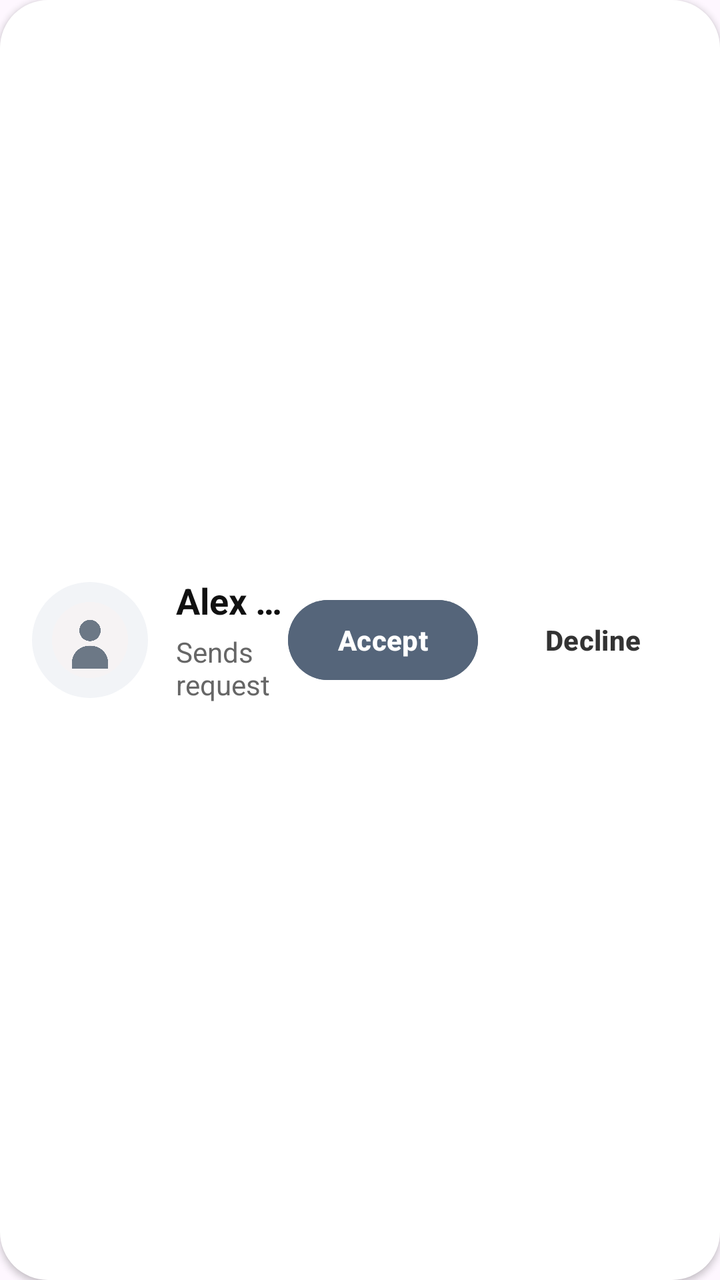
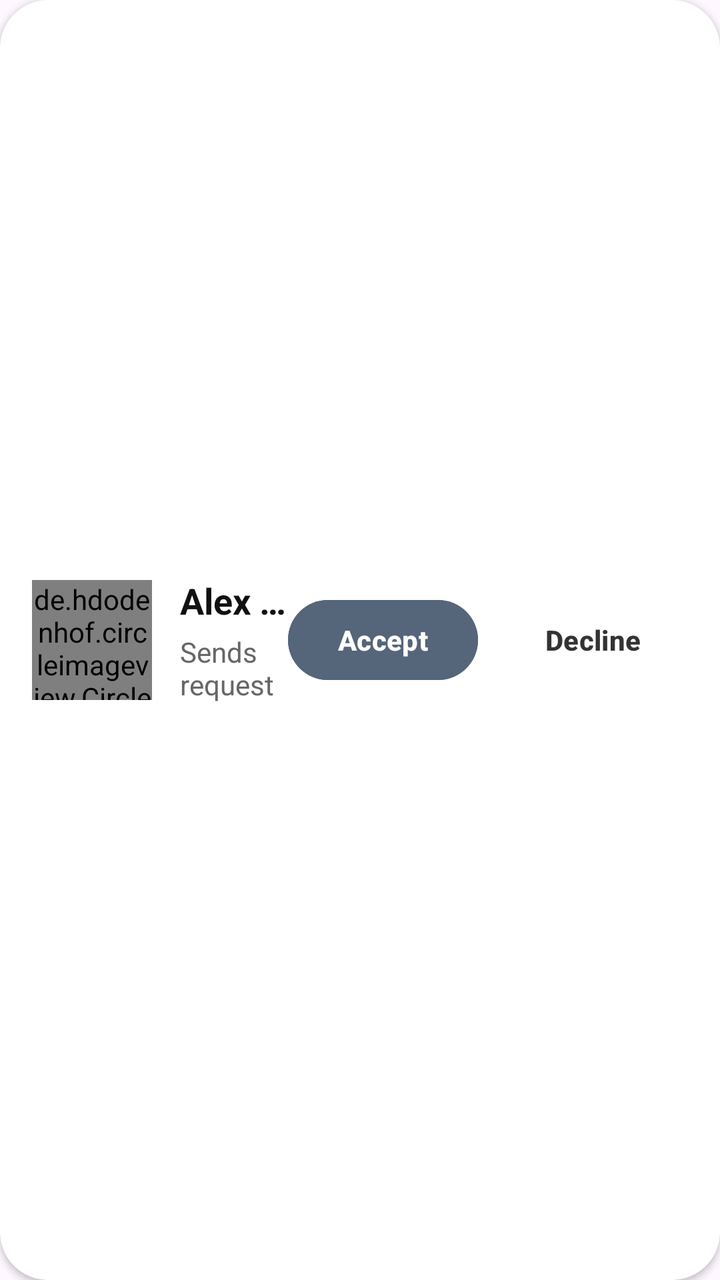

The first picture is an Android layout as it rendered before a commit; the second is the same layout after the commit. The layout source and the unified diff follow.
<!-- AndroidManifest.xml: application theme Theme.HaloChat -->
<!-- res/layout/request_card.xml -->
<?xml version="1.0" encoding="utf-8"?>
<LinearLayout xmlns:android="http://schemas.android.com/apk/res/android"
    android:layout_width="match_parent"
    android:layout_height="wrap_content"
    android:layout_marginBottom="18dp"
    android:background="@drawable/rounded_white"
    android:elevation="2dp"
    android:gravity="center_vertical"
    android:orientation="horizontal"
    android:padding="16dp">

    

    <ImageView
        android:id="@+id/profileImage"
        android:layout_width="58dp"
        android:layout_height="58dp"
        android:background="@drawable/circle_light"
        android:padding="10dp"
        android:src="@drawable/default_profile" />

    

    <LinearLayout
        android:layout_width="0dp"
        android:layout_height="wrap_content"
        android:layout_marginStart="14dp"
        android:layout_weight="1"
        android:orientation="vertical">

        <TextView
            android:id="@+id/username"
            android:layout_width="match_parent"
            android:layout_height="wrap_content"
            android:ellipsize="end"
            android:maxLines="1"
            android:text="Alex Rivera"
            android:textColor="#111111"
            android:textSize="18sp"
            android:textStyle="bold" />

        <TextView
            android:id="@+id/timeText"
            android:layout_width="match_parent"
            android:layout_height="wrap_content"
            android:layout_marginTop="4dp"
            android:ellipsize="end"
            android:maxLines="2"
            android:text="Sends request"
            android:textColor="#666666"
            android:textSize="14sp" />

    </LinearLayout>

    

    <LinearLayout
        android:layout_width="wrap_content"
        android:layout_height="wrap_content"
        android:gravity="center_vertical"
        android:orientation="horizontal">

        

        <Button
            android:id="@+id/acceptBtn"
            android:layout_width="95dp"
            android:layout_height="48dp"
            android:backgroundTint="#55657A"
            android:gravity="center"
            android:padding="0dp"
            android:text="Accept"
            android:textAllCaps="false"
            android:textColor="#FFFFFF"
            android:textSize="14sp"
            android:textStyle="bold" />

        

        <Button
            android:id="@+id/rejectBtn"
            android:layout_width="95dp"
            android:layout_height="48dp"
            android:layout_marginStart="10dp"
            android:backgroundTint="#FFFF"
            android:gravity="center"
            android:padding="0dp"
            android:text="Decline"
            android:textAllCaps="false"
            android:textColor="#333333"
            android:textSize="14sp"
            android:textStyle="bold" />

    </LinearLayout>

</LinearLayout>
<!-- resources referenced by this layout -->
<resources>
  <!-- drawable circle_light (drawable) -->
  <?xml version="1.0" encoding="utf-8"?>
  <shape xmlns:android="http://schemas.android.com/apk/res/android">
  
      <solid android:color="#F2F4F7"/>
  
      <corners android:radius="100dp"/>
  
  </shape>
  <!-- drawable default_profile: png bitmap (drawable, 33424 bytes) -->
  <!-- drawable rounded_white (drawable) -->
  <?xml version="1.0" encoding="utf-8"?>
  <shape xmlns:android="http://schemas.android.com/apk/res/android">
  
      <solid android:color="#FFFFFF"/>
  
      <corners android:radius="24dp"/>
  
  </shape>
  <style name="Theme.HaloChat" parent="Theme.Material3.DayNight.NoActionBar">
          <item name="android:statusBarColor">@android:color/transparent</item>
      </style>
</resources>

<!-- the commit's change to res/layout/request_card.xml (unified diff, before → after) -->
@@ -11,13 +11,12 @@
 
     
 
-    <ImageView
+    <de.hdodenhof.circleimageview.CircleImageView
         android:id="@+id/profileImage"
-        android:layout_width="58dp"
-        android:layout_height="58dp"
-        android:background="@drawable/circle_light"
-        android:padding="10dp"
-        android:src="@drawable/default_profile" />
+        android:layout_width="60dp"
+        android:layout_height="60dp"
+        android:src="@drawable/default_profile"
+        />
 
     
 
<!-- resource entries referenced after the edit -->
@@ -1,14 +1,5 @@
 <!-- resources referenced by this layout -->
 <resources>
-  <!-- drawable circle_light (drawable) -->
-  <?xml version="1.0" encoding="utf-8"?>
-  <shape xmlns:android="http://schemas.android.com/apk/res/android">
-  
-      <solid android:color="#F2F4F7"/>
-  
-      <corners android:radius="100dp"/>
-  
-  </shape>
   <!-- drawable default_profile: png bitmap (drawable, 33424 bytes) -->
   <!-- drawable rounded_white (drawable) -->
   <?xml version="1.0" encoding="utf-8"?>
